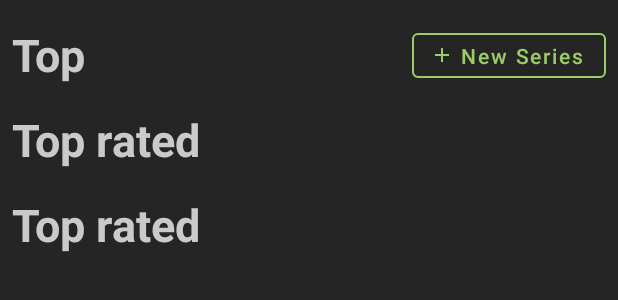
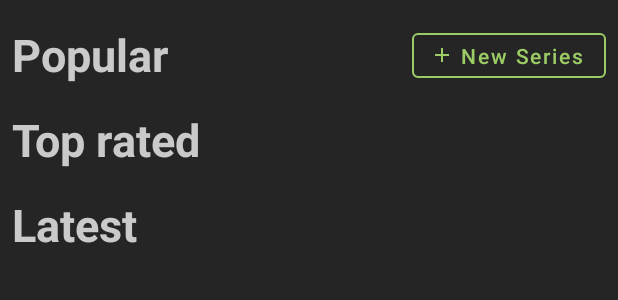
Before and after one commit to BeaBalogh/TVSeries, an Android app: the layout fragment_home.xml on its own in the app's theme, with its tools: preview values and no code run, on a phone screen of 412 x 824 dp. Shown: the top 300 px of the screen. Run offline under Robolectric (Android 15) with nearby library versions, the phone set to English and light mode, and no system bars; network calls fail.

Commit message:
Rename titles on homepage

```diff
--- a/Android/app/src/main/java/hu/bme/aut/tvseries/ui/fragment/HomeFragment.kt
+++ b/Android/app/src/main/java/hu/bme/aut/tvseries/ui/fragment/HomeFragment.kt
@@ -42,9 +42,9 @@ class HomeFragment : Fragment(), SeriesCardAdapter.SeriesItemClickListener {
         viewModel = vm
         loadSeries()
         observeViewModel()
-        val latestSeries: RecyclerView = root.findViewById(R.id.list_series)
-        val popularSeries: RecyclerView = root.findViewById(R.id.top_list_series)
-        val topSeries: RecyclerView = root.findViewById(R.id.top_rated_list_series)
+        val latestSeries: RecyclerView = root.findViewById(R.id.latest_series)
+        val popularSeries: RecyclerView = root.findViewById(R.id.popular_series)
+        val topSeries: RecyclerView = root.findViewById(R.id.top_series)
         val btnCreateShow: Button = root.findViewById(R.id.btnNewShow)
 
 
--- a/Android/app/src/main/res/layout/fragment_home.xml
+++ b/Android/app/src/main/res/layout/fragment_home.xml
@@ -16,7 +16,7 @@
             android:layout_height="wrap_content"
             android:layout_marginStart="8dp"
             android:layout_marginTop="16dp"
-            android:text="Top"
+            android:text="@string/popular"
             android:textColor="@color/colorText"
             android:textSize="30sp"
             android:textStyle="bold"
@@ -25,7 +25,7 @@
             app:layout_constraintTop_toTopOf="parent" />
 
         <include
-            android:id="@+id/top_list_series"
+            android:id="@+id/popular_series"
             layout="@layout/list_card_series"
             android:layout_width="wrap_content"
             android:layout_height="wrap_content"
@@ -43,16 +43,16 @@
             android:layout_marginStart="8dp"
             android:layout_marginTop="8dp"
             android:layout_marginEnd="8dp"
-            android:text="Top rated"
+            android:text="@string/top_rated"
             android:textColor="@color/colorText"
             android:textSize="30sp"
             android:textStyle="bold"
             app:layout_constraintEnd_toEndOf="parent"
             app:layout_constraintStart_toStartOf="parent"
-            app:layout_constraintTop_toBottomOf="@+id/top_list_series" />
+            app:layout_constraintTop_toBottomOf="@+id/popular_series" />
 
         <include
-            android:id="@+id/top_rated_list_series"
+            android:id="@+id/top_series"
             layout="@layout/list_card_series"
             android:layout_width="wrap_content"
             android:layout_height="wrap_content"
@@ -70,17 +70,17 @@
             android:layout_marginStart="8dp"
             android:layout_marginTop="8dp"
             android:layout_marginEnd="8dp"
-            android:text="Top rated "
+            android:text="@string/latest"
             android:textColor="@color/colorText"
             android:textSize="30sp"
             android:textStyle="bold"
             app:layout_constraintEnd_toEndOf="parent"
             app:layout_constraintHorizontal_bias="0.0"
             app:layout_constraintStart_toStartOf="parent"
-            app:layout_constraintTop_toBottomOf="@+id/top_rated_list_series" />
+            app:layout_constraintTop_toBottomOf="@+id/top_series" />
 
         <include
-            android:id="@+id/list_series"
+            android:id="@+id/latest_series"
             layout="@layout/list_card_series"
             android:layout_width="wrap_content"
             android:layout_height="wrap_content"
--- a/Android/app/src/main/res/values/strings.xml
+++ b/Android/app/src/main/res/values/strings.xml
@@ -30,6 +30,9 @@
     <string name="followed">Followed</string>
     <string name="watched">Watched</string>
     <string name="season_1">Season 1</string>
+    <string name="top_rated">Top rated</string>
+    <string name="popular">Popular</string>
+    <string name="latest">Latest</string>
     <string-array name="pegi_arrays">
         <item>0+</item>
         <item>6+</item>
```
